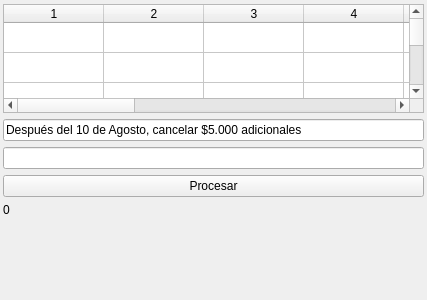
First picture: the form in billinglistwindow.ui, repository GonzaloHernandez/jpbilling, before the edit.
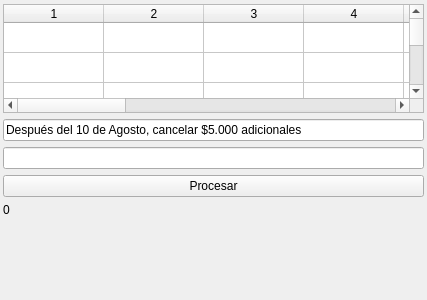
Second picture: the form after the edit.

Commit message: Double date to billing and some fixes

What changed in the file:
```diff
--- a/billinglistwindow.ui
+++ b/billinglistwindow.ui
@@ -32,7 +32,7 @@
       <number>49</number>
      </property>
      <property name="columnCount">
-      <number>13</number>
+      <number>14</number>
      </property>
      <attribute name="verticalHeaderVisible">
       <bool>false</bool>
@@ -99,6 +99,7 @@
      <column/>
      <column/>
      <column/>
+     <column/>
     </widget>
    </item>
    <item>
```
The commit also changes 1 other file.
